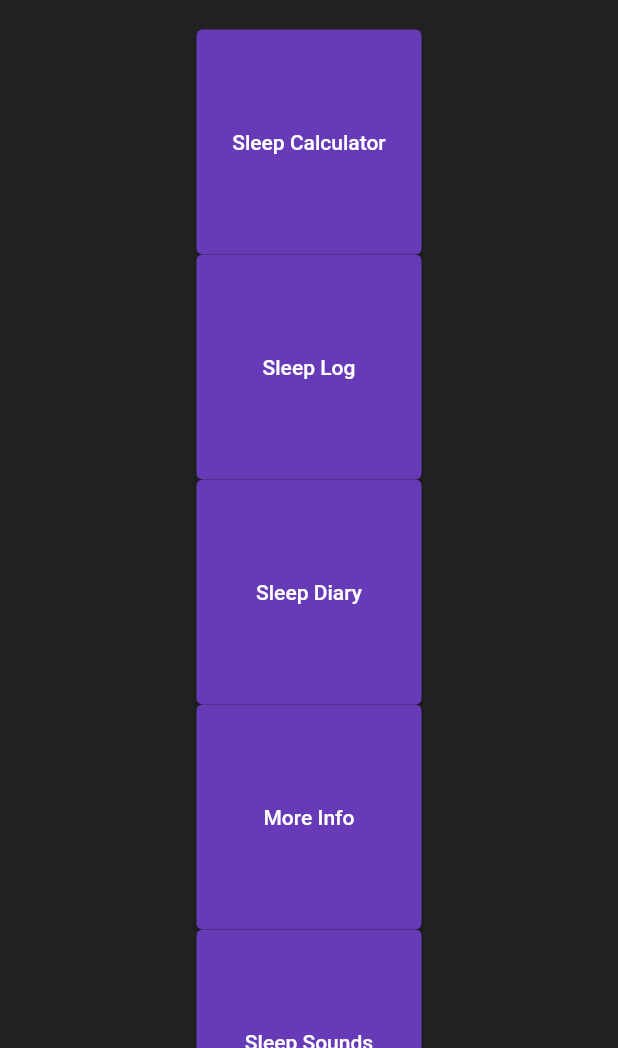
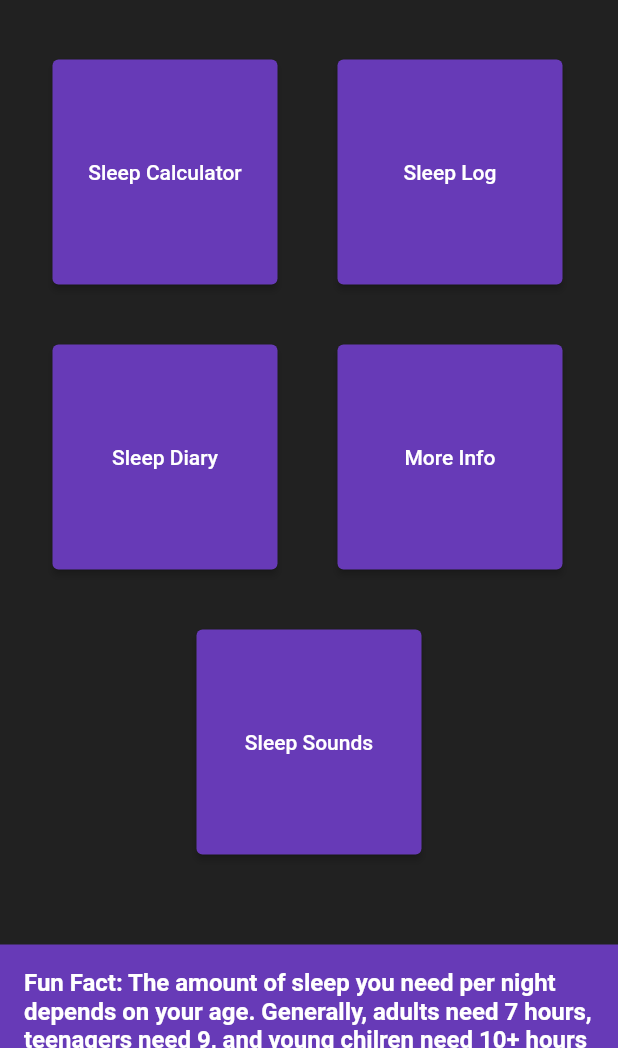
Before and after one commit to Snail51/SweetDreams, a Flutter app: the screen it shows after launch, on a phone screen of 412 x 824 dp, the part 188-1236 px from its top. Run offline on Flutter 3.47's test engine with Material 2 defaults, Android fonts, the phone set to English and light mode, and no system bars; our stand-ins replace audioplayers, fl_chart, flutter_rating_bar, tuple; missing offline and left inert: time_range_picker.

Commit message:
final changes to app

```diff
--- a/lib/dreams/views/newCalc.dart
+++ b/lib/dreams/views/newCalc.dart
@@ -87,7 +87,7 @@ class _CalcPageState extends State<CalcPage> {
         appBar: AppBar(
           title: Text("Sleep Calculator"),
           centerTitle: true,
-          backgroundColor: Colors.blueAccent.shade700,
+          backgroundColor: Colors.deepPurple,
         ),
         backgroundColor: Colors.grey.shade900,
         body: Center(
@@ -100,7 +100,7 @@ class _CalcPageState extends State<CalcPage> {
               ),
               Container(
                 padding: EdgeInsets.all(16),
-                color: Colors.purple,
+                color: Colors.deepPurple,
                 child: Text(
                   currentFact,
                   style: TextStyle(
--- a/lib/main.dart
+++ b/lib/main.dart
@@ -7,6 +7,7 @@ import 'dreams/views/info_page.dart';
 import 'dreams/views/sounds_page.dart';
 import 'dreams/views/sleep_diary.dart';
 import 'diary.dart';
+import 'dreams/utils/sleep_facts.dart';
 
 void main() {
   WidgetsFlutterBinding.ensureInitialized();
@@ -14,15 +15,16 @@ void main() {
 }
 
 class MyApp extends StatelessWidget {
-  String file = "data.csv";
-  SleepData database = new SleepData(filename: "data.csv");
-  Diary diary = new Diary();
+  String logFile = "sleepLogData.🂿sv";
+  String diaryFile = "diaryData.🂿sv";
+  Diary diary = new Diary(filename: "diaryData.🂿sv");
+  SleepData database = new SleepData(filename: "sleepLogData.🂿sv");
+  bool soundsLoaded =
+      false; // has the sounds page been navigated to and fully loaded at least once?
+  FactContainer fun = FactContainer();
 
   @override
   Widget build(BuildContext context) {
-    //database.addEvent(DateTime.now().subtract(Duration(hours: 3)),wake: DateTime.now().add(Duration(hours: 3)),quality: 3, dream: "Test Dream Description");
-    //database.addEvent(DateTime.now().subtract(Duration(hours: 4)),wake: DateTime.now().add(Duration(hours: 2)),quality: 3, dream: "Test Dream Description");
-    //database.addEvent(DateTime.now().subtract(Duration(hours: 5)),wake: DateTime.now().add(Duration(hours: 1)),quality: 4, dream: "Test Dream Description");
     return MaterialApp(
         home: Builder(
             builder: (context) => Scaffold(
@@ -35,91 +37,139 @@ class MyApp extends StatelessWidget {
                   body: Center(
                       child: Column(
                     children: <Widget>[
-
                       Padding(
                         padding: EdgeInsets.only(top: 20.0, bottom: 20.0),
-                        child: Text("Sweet Dreams!",style: const TextStyle(
+                        child: Text(
+                          "Sweet Dreams!",
+                          style: const TextStyle(
                               fontWeight: FontWeight.bold,
                               color: Colors.deepPurple),
-                          textScaleFactor: 3,)
-                        ,),
-                      SizedBox(
+                          textScaleFactor: 3,
+                        ),
+                      ),
+                      Row(children: <Widget>[
+                        Padding(
+                          padding: EdgeInsets.only(
+                              left: 35, right: 20, top: 20, bottom: 20),
+                          child: SizedBox(
                             width: 150, // <-- match_parent
                             height: 150, // <-- match-parent
                             child: ElevatedButton(
                               style: ElevatedButton.styleFrom(
-                                primary: Colors.deepPurple
-                            ),
+                                  primary: Colors.deepPurple),
                               child: Text('Sleep Calculator'),
                               onPressed: () {
-                              Navigator.push(context, MaterialPageRoute(builder: (context) => CalcPage(database: database)));
+                                Navigator.push(
+                                    context,
+                                    MaterialPageRoute(
+                                        builder: (context) =>
+                                            CalcPage(database: database)));
                               },
                             ),
                           ),
-
-                      SizedBox(
+                        ),
+                        Padding(
+                          padding: EdgeInsets.all(20),
+                          child: SizedBox(
                             width: 150,
                             height: 150,
                             child: ElevatedButton(
                               style: ElevatedButton.styleFrom(
-                                primary: Colors.deepPurple
-                            ),
+                                  primary: Colors.deepPurple),
                               child: Text('Sleep Log'),
                               onPressed: () {
-
-                              Navigator.push(context, MaterialPageRoute(builder: (context) => SleepLogPage(database: database)));
+                                Navigator.push(
+                                    context,
+                                    MaterialPageRoute(
+                                        builder: (context) =>
+                                            SleepLogPage(database: database)));
                               },
                             ),
                           ),
-
-                      SizedBox(
+                        )
+                      ]),
+                      Row(children: <Widget>[
+                        Padding(
+                          padding: EdgeInsets.only(
+                              left: 35, right: 20, top: 20, bottom: 20),
+                          child: SizedBox(
                             width: 150,
                             height: 150,
                             child: ElevatedButton(
                               style: ElevatedButton.styleFrom(
-                                primary: Colors.deepPurple
-                            ),
+                                  primary: Colors.deepPurple),
                               child: Text('Sleep Diary'),
                               onPressed: () {
-
-                              Navigator.push(context, MaterialPageRoute(builder: (context) => DiaryPage(diary: diary)));
-
+                                Navigator.push(
+                                    context,
+                                    MaterialPageRoute(
+                                        builder: (context) =>
+                                            DiaryPage(diary: diary)));
                               },
                             ),
                           ),
-
-                      SizedBox(
+                        ),
+                        Padding(
+                          padding: EdgeInsets.all(20),
+                          child: SizedBox(
                             width: 150,
                             height: 150,
                             child: ElevatedButton(
                               style: ElevatedButton.styleFrom(
-                                primary: Colors.deepPurple
-                            ),
+                                  primary: Colors.deepPurple),
                               child: Text('More Info'),
                               onPressed: () {
-                              Navigator.push(context, MaterialPageRoute(builder: (context) => InfoPage(database: database)));
+                                Navigator.push(
+                                    context,
+                                    MaterialPageRoute(
+                                        builder: (context) =>
+                                            InfoPage(database: database)));
                               },
                             ),
                           ),
-
-                      SizedBox(
+                        )
+                      ]),
+                      Padding(
+                        padding: EdgeInsets.all(20),
+                        child: SizedBox(
                           width: 150,
                           height: 150,
                           child: ElevatedButton(
                             style: ElevatedButton.styleFrom(
-                                primary: Colors.deepPurple
-                            ),
+                                primary: Colors.deepPurple),
                             child: Text('Sleep Sounds'),
-                            onPressed: () {
-                              Navigator.push(context, MaterialPageRoute(builder: (context) => SoundsPage(database: database)));
+                            onPressed: () async {
+                              //wait for page to exit before setting "soundsLoaded" to ture
+                              await Navigator.push(
+                                  context,
+                                  MaterialPageRoute(
+                                    builder: (context) =>
+                                        SoundsPage(soundsLoaded: soundsLoaded),
+                                  ));
+                              soundsLoaded = true;
                             },
                           ),
                         ),
-                    ],
-                  )
+                      ),
+                        Padding(
+                          padding: EdgeInsets.only(top: 40),
+                        child: Container(
+                          padding: EdgeInsets.all(16),
+                          color: Colors.deepPurple,
+                          child: Text(
+                            "Fun Fact: " + fun.getRandomFact().toString(),
+                            style: TextStyle(
+                              color: Colors.white,
+                              fontSize: 16,
+                              fontWeight: FontWeight.bold,
+                            ),
+                          ),
                         ),
                         )
-        )
-    );
+                    ],
+                  ),
+
+                  ),
+                )));
   }
 }
```
Also changed, not shown: lib/dreams/views/sleep_history.dart (+49 -47 lines), lib/widgetCalcModes.dart (+10 -10 lines). Lines whose indentation alone changed are shown as unchanged.
